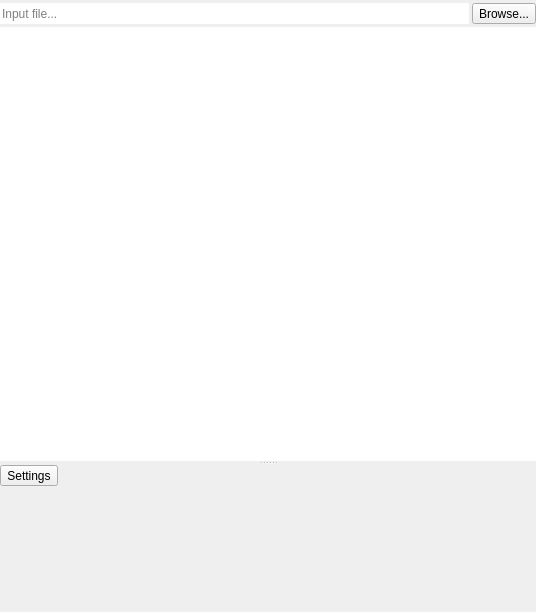
Old version of the form src/UI/inputwidget.ui in the repository RxLaboratory/DuME.
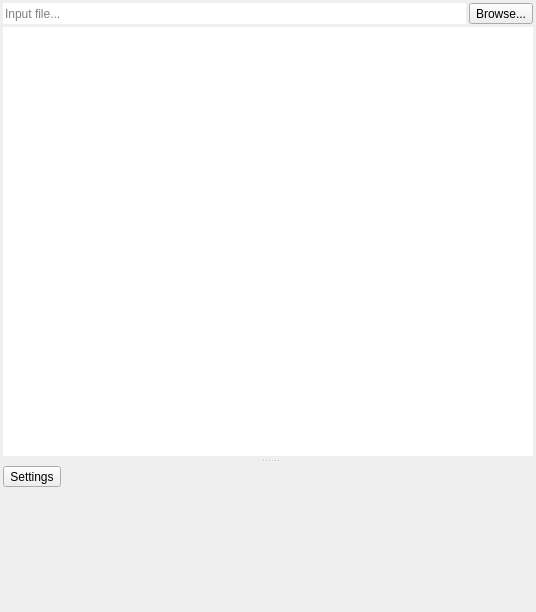
New version of the form. Icons and pictures are not drawn.

```diff
--- a/src/UI/inputwidget.ui
+++ b/src/UI/inputwidget.ui
@@ -15,10 +15,10 @@
   </property>
   <layout class="QVBoxLayout" name="verticalLayout_3" stretch="0,1">
    <property name="spacing">
-    <number>3</number>
+    <number>0</number>
    </property>
    <property name="leftMargin">
-    <number>0</number>
+    <number>3</number>
    </property>
    <property name="topMargin">
     <number>3</number>
@@ -27,13 +27,19 @@
     <number>0</number>
    </property>
    <property name="bottomMargin">
-    <number>3</number>
+    <number>0</number>
    </property>
    <item>
     <layout class="QHBoxLayout" name="horizontalLayout">
      <property name="spacing">
       <number>3</number>
      </property>
+     <property name="rightMargin">
+      <number>3</number>
+     </property>
+     <property name="bottomMargin">
+      <number>3</number>
+     </property>
      <item>
       <widget class="QLineEdit" name="inputEdit">
        <property name="sizePolicy">
@@ -86,6 +92,21 @@
      <property name="orientation">
       <enum>Qt::Vertical</enum>
      </property>
+     <widget class="QWidget" name="verticalLayoutWidget">
+      <layout class="QVBoxLayout" name="verticalLayout">
+       <property name="spacing">
+        <number>0</number>
+       </property>
+       <property name="topMargin">
+        <number>0</number>
+       </property>
+       <property name="rightMargin">
+        <number>3</number>
+       </property>
+       <property name="bottomMargin">
+        <number>3</number>
+       </property>
+       <item>
      <widget class="QTextBrowser" name="mediaInfosText">
       <property name="frameShape">
        <enum>QFrame::NoFrame</enum>
@@ -94,6 +115,9 @@
        <bool>false</bool>
       </property>
      </widget>
+       </item>
+      </layout>
+     </widget>
      <widget class="QScrollArea" name="scrollArea">
       <property name="frameShape">
        <enum>QFrame::NoFrame</enum>
@@ -109,8 +133,8 @@
         <rect>
          <x>0</x>
          <y>0</y>
-         <width>536</width>
-         <height>149</height>
+         <width>533</width>
+         <height>148</height>
         </rect>
        </property>
        <layout class="QVBoxLayout" name="verticalLayout_2">
@@ -121,10 +145,10 @@
          <number>0</number>
         </property>
         <property name="topMargin">
-         <number>0</number>
+         <number>3</number>
         </property>
         <property name="rightMargin">
-         <number>0</number>
+         <number>3</number>
         </property>
         <property name="bottomMargin">
          <number>0</number>
```
Lines whose indentation alone changed are shown as unchanged.
